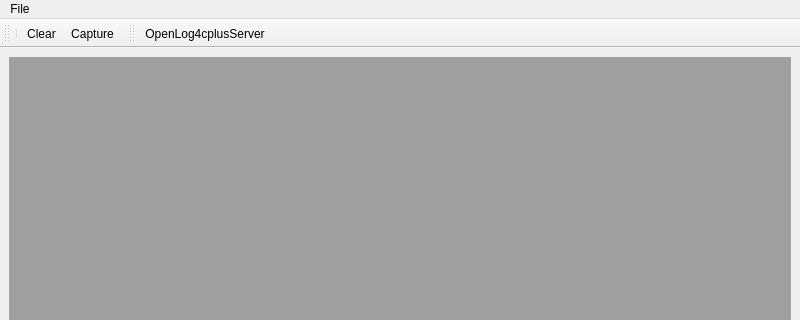
Kiwi-MethodPark/LogWitch, file logfileanalyser.ui: the form before one commit; both pictures show x 0 to 800 and y 0 to 320 of the 800 by 600 pixel window.
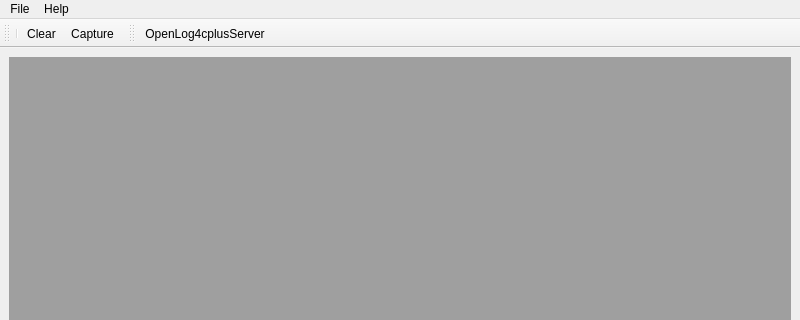
The form after the commit. Icons and pictures are not drawn.

Commit message: Add help to application.

The edit to the form file:
```diff
--- a/logfileanalyser.ui
+++ b/logfileanalyser.ui
@@ -37,7 +37,14 @@
     <addaction name="actionOpenDummyLogger"/>
     <addaction name="actionAddEntries"/>
    </widget>
+   <widget class="QMenu" name="menuHelp">
+    <property name="title">
+     <string>Help</string>
+    </property>
+    <addaction name="actionHelp"/>
+   </widget>
    <addaction name="menuFile"/>
+   <addaction name="menuHelp"/>
   </widget>
   <widget class="QStatusBar" name="statusbar"/>
   <widget class="QToolBar" name="toolBar">
```
Left out of the diff: 10 changed lines with no effect on the pictures. The commit also changes 5 other files.
